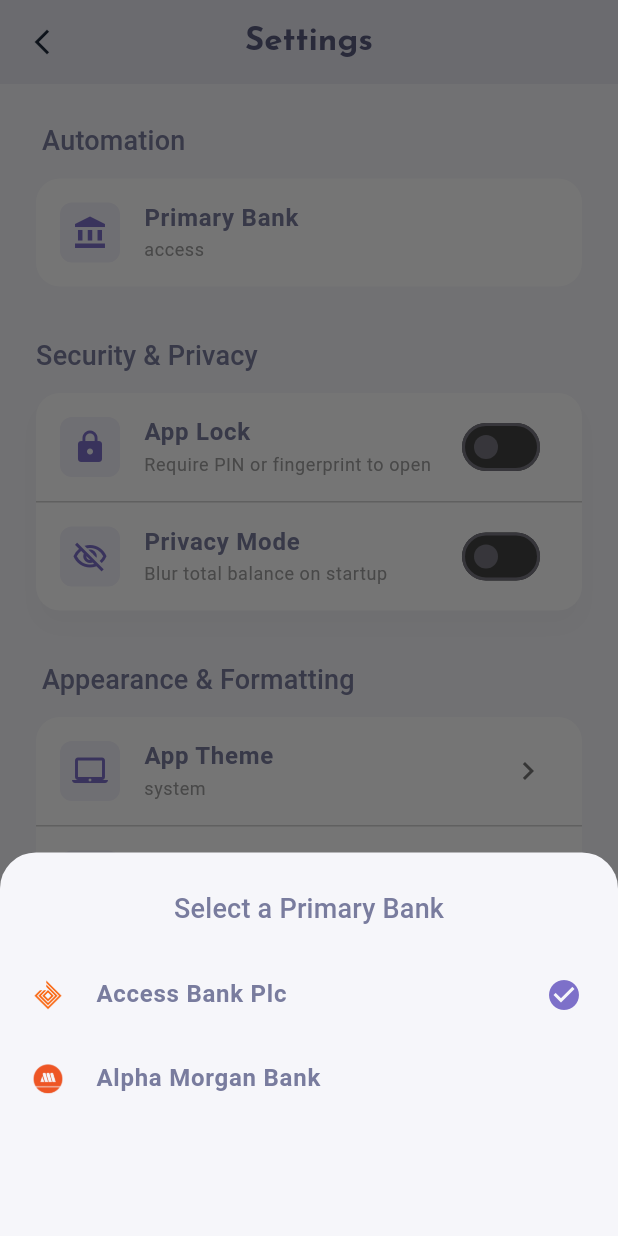
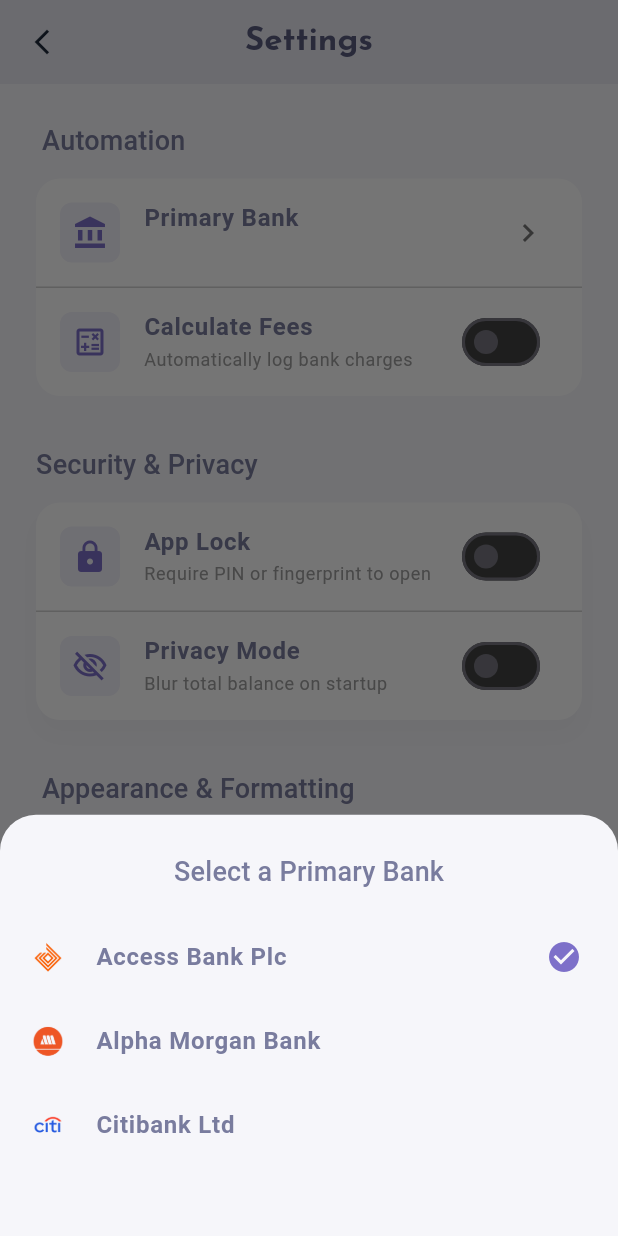
Before and after one commit to neal-core/vellio, a Flutter app: the SettingsScreen screen opened directly, after a tap on "Primary Bank", on a phone screen of 412 x 824 dp. Run offline on Flutter 3.47's test engine with Material 3 defaults, Android fonts, the phone set to English and light mode, and no system bars; our stand-ins replace flutter_secure_storage; missing offline and left inert: encrypt, flutter_windowmanager_plus; accounts and stored records are empty; Roboto replaces fonts that are missing (EduVic).

Commit message:
feat(ETVL-1726): added fee setting
added a new setting that helps users automatically calculate the bank charges

```diff
--- a/lib/components/list_modal.dart
+++ b/lib/components/list_modal.dart
@@ -23,6 +23,7 @@
     late String selectedItem = defaultValue;
     return showModalBottomSheet(
       context: ctx,
+      isScrollControlled: true,
       backgroundColor: Colors.transparent,
       builder: (BuildContext context) {
         return StatefulBuilder(
@@ -36,13 +37,26 @@
               child: SafeArea(
                 child: Padding(
                   padding: const EdgeInsets.symmetric(vertical: 24.0),
-                  child: DraggableScrollableSheet(expand: false, builder: (BuildContext context, ScrollController scrollController) {
-                    return Column(
+                  child: DraggableScrollableSheet(
+                    expand: false,
+                    initialChildSize: 0.3,
+                    minChildSize: 0.25,
+                    maxChildSize: 0.7,
+                    builder:
+                        (
+                          BuildContext context,
+                          ScrollController scrollController,
+                        ) {
+                          return SingleChildScrollView(
+                            controller: scrollController,
+                            child: Column(
                               mainAxisSize: MainAxisSize.min,
                               children: [
                                 Text(
                                   title,
-                          style: Theme.of(context).textTheme.titleMedium,
+                                  style: Theme.of(
+                                    context,
+                                  ).textTheme.titleMedium,
                                 ),
                                 const SizedBox(height: 16),
                                 ...modalValue.map((value) {
@@ -54,13 +68,19 @@
                                         width: 32,
                                         height: 32,
                                         fit: BoxFit.cover,
-                                errorBuilder: (context, error, stacktrace) {
+                                        errorBuilder:
+                                            (context, error, stacktrace) {
                                               return Container(
                                                 width: 32,
                                                 height: 32,
                                                 decoration: BoxDecoration(
-                                      color: const Color(0xFF7D70C9),
-                                      borderRadius: BorderRadius.circular(8.0),
+                                                  color: const Color(
+                                                    0xFF7D70C9,
+                                                  ),
+                                                  borderRadius:
+                                                      BorderRadius.circular(
+                                                        8.0,
+                                                      ),
                                                 ),
                                                 child: Center(
                                                   child: Text(
@@ -76,7 +96,9 @@
                                     ),
                                     title: Text(
                                       value['name'],
-                              style: Theme.of(context).textTheme.bodyLarge,
+                                      style: Theme.of(
+                                        context,
+                                      ).textTheme.bodyLarge,
                                     ),
                                     trailing: selectedItem == value['id']
                                         ? trailingWidget
@@ -92,8 +114,10 @@
                                   );
                                 }),
                               ],
+                            ),
                           );
-                  })
+                        },
+                  ),
                 ),
               ),
             );
--- a/lib/screens/settings_screen.dart
+++ b/lib/screens/settings_screen.dart
@@ -2,7 +2,6 @@
 import 'package:flutter/material.dart';
 import 'package:vellio/components/forward_arrow.dart';
 import 'package:vellio/components/list_modal.dart';
-import 'package:vellio/components/settings_modal.dart';
 import 'package:vellio/components/settings_tile.dart';
 import 'package:vellio/screens/settings_card.dart';
 import 'package:vellio/services/bank_services.dart';
@@ -31,12 +30,15 @@
   String importedAppTheme = 'system';
   String importedCurrencyValueFormat = 'standard';
   String importedBank = 'access';
+  bool importedCalculateFees = false;
   Future<void> saveSettings() async {
     Map<String, dynamic> data = {
       "appLock": appLockValue,
       "privacyMode": privacyModeValue,
       "currencyValue": currencyFormatValue,
       "appTheme": appTheme,
+      "bank": selectedBank,
+      "calculateFees": calculateFees,
     };
     final FileManager fileManager = FileManager(
       fileName: "stn-dt",
@@ -51,11 +53,15 @@
   IconData appThemeIcon = Icons.laptop_mac_outlined;
   late String currencyFormatValue = importedCurrencyValueFormat;
   late String selectedBank = importedBank;
+  late String selectedBankName = "";
+  late bool calculateFees = importedCalculateFees;
   bool get unsavedChanges =>
       appLockValue != importedAppLockValue ||
       privacyModeValue != importedPrivacyModeValue ||
+      appTheme != importedAppTheme ||
       currencyFormatValue != importedCurrencyValueFormat ||
-      selectedBank != importedBank;
+      selectedBank != importedBank ||
+      calculateFees != importedCalculateFees;
 
   Future<void> retrieveSettings() async {
     final FileManager fileManager = FileManager(
@@ -92,6 +98,8 @@
       currencyFormatValue = importedCurrencyValueFormat;
       appTheme = importedAppTheme;
       selectedBank = importedBank;
+      final BankServices bankServices = BankServices();
+      selectedBankName = bankServices.getNameById(importedBank);
     });
   }
 
@@ -124,10 +132,7 @@
             color: Color(0xFF1E293B),
           ),
         ),
-        title: Text(
-          "Settings",
-          style: Theme.of(context).textTheme.titleLarge,
-        ),
+        title: Text("Settings", style: Theme.of(context).textTheme.titleLarge),
         centerTitle: true,
       ),
       body: Stack(
@@ -189,7 +194,8 @@
                   SettingsTile(
                     icon: Icons.account_balance,
                     title: 'Primary Bank',
-                    subtitle: selectedBank,
+                    subtitle: selectedBankName,
+                    trailingWidget: forwardArrow,
                     submitFn: () async {
                       final BankServices bankServices = BankServices();
                       final ListModal listModal = ListModal(
@@ -200,6 +206,9 @@
                         pageState: setState,
                         saveSelectedValue: (String importedBankValue) {
                           selectedBank = importedBankValue;
+                          selectedBankName = bankServices.getNameById(
+                            importedBankValue,
+                          );
                         },
                         trailingWidget: Icon(
                           Icons.check_circle,
@@ -208,6 +217,17 @@
                       );
                       await listModal.showModal();
                     },
+                  ),
+                  Divider(height: 1, color: const Color(0x4C676767)),
+                  SettingsTile(
+                    icon: Icons.calculate_outlined,
+                    title: "Calculate Fees",
+                    subtitle: "Automatically log bank charges",
+                    submitFn: () {},
+                    trailingValue: calculateFees,
+                    trailingFn: (bool value) => setState(() {
+                      calculateFees = value;
+                    }),
                   ),
                 ],
               ),
@@ -244,7 +264,7 @@
                         appLockValue = val;
                       }),
                     ),
-                    Divider(height: 1, color: Color(0x4C676767)),
+                    Divider(height: 1, color: const Color(0x4C676767)),
                     SettingsTile(
                       icon: Icons.visibility_off_outlined,
                       title: "Privacy Mode",
--- a/lib/services/bank_services.dart
+++ b/lib/services/bank_services.dart
@@ -1,15 +1,20 @@
 class BankServices {
-  static const bankLogoPath = "assets/logos/banks";
+  static const _bankLogoPath = "assets/logos/banks";
   List<Map<String, dynamic>> bankList = [
     {
       'id': 'access',
       'name': 'Access Bank Plc',
-      'icon': '$bankLogoPath/access.png',
+      'icon': '$_bankLogoPath/access.png',
     },
     {
       'id': 'alpha_morgan',
       'name': 'Alpha Morgan Bank',
-      'icon': '$bankLogoPath/alpha_morgan.png',
+      'icon': '$_bankLogoPath/alpha_morgan.png',
     },
+    {'id': 'citi', 'name': 'Citibank Ltd', 'icon': '$_bankLogoPath/citi.png'},
   ];
+  String getNameById(String id) {
+    final bankLocation = bankList.firstWhere((bank) => bank['id'] == id);
+    return bankLocation['name'];
+  }
 }
```
Also changed, not shown: assets/logos/banks/citi.png (added). Lines whose indentation alone changed are shown as unchanged.
